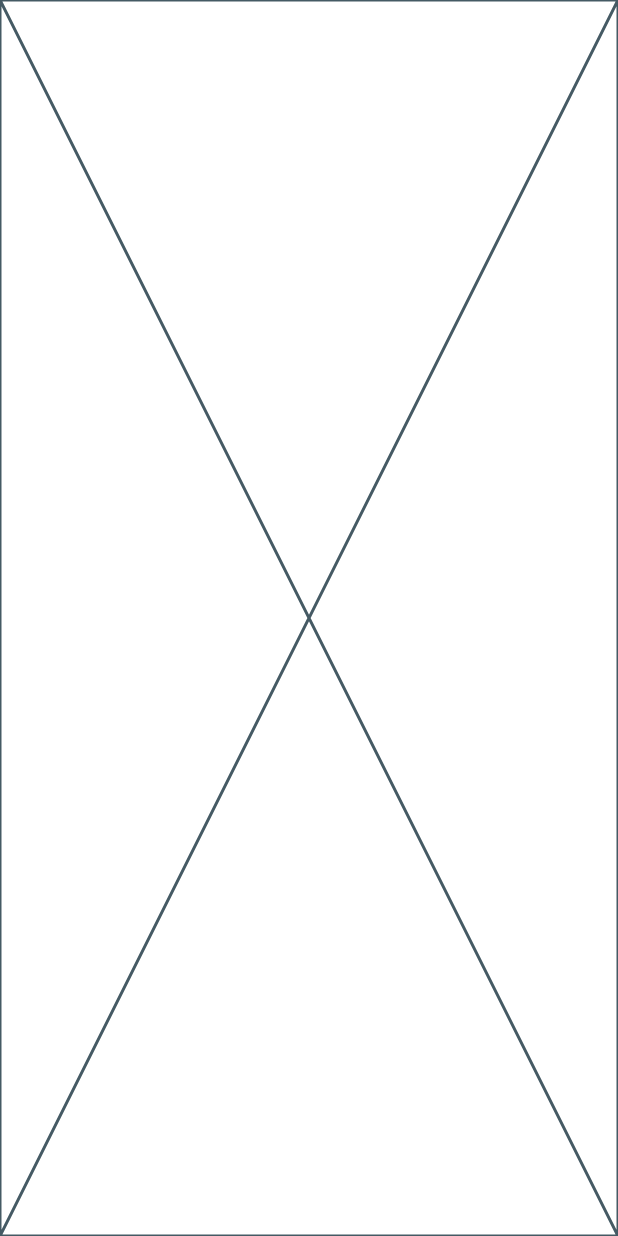
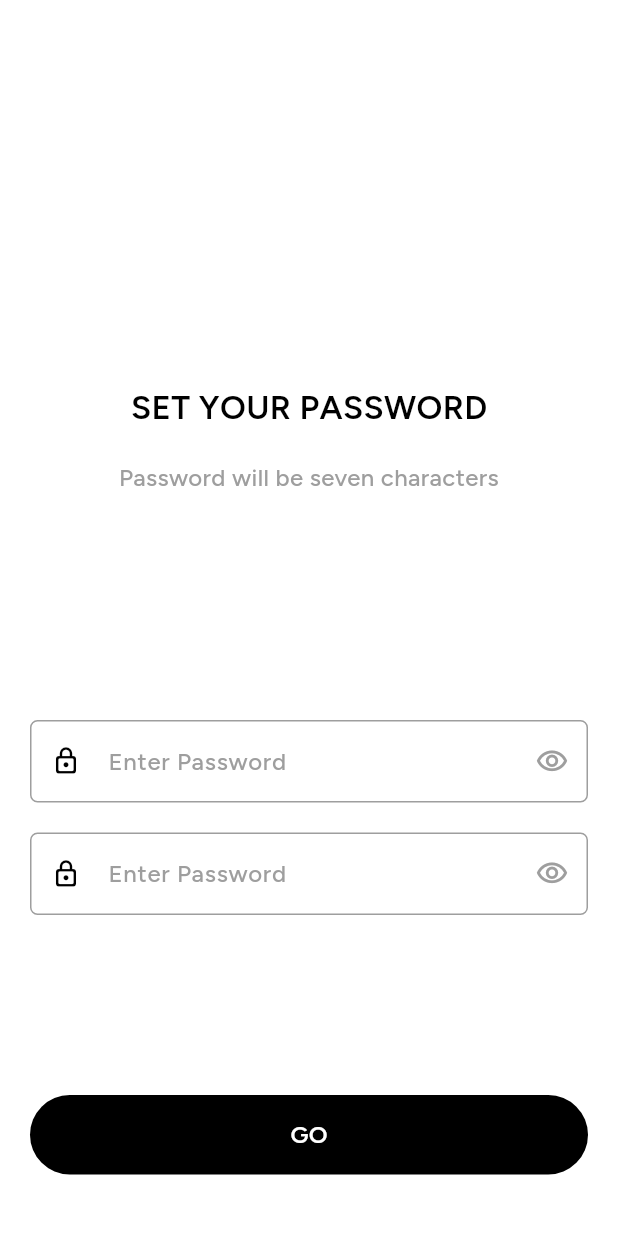
Before and after one commit to hashirkt/bisa_app, a Flutter app: the OTPPage screen opened directly, after a tap on "GO", on a phone screen of 412 x 824 dp. Run offline on Flutter 3.47's test engine with Material 3 defaults, Android fonts, the phone set to English and light mode, and no system bars; our stand-ins replace google_fonts, pinput.

Commit message:
create password page design commit

```diff
--- a/lib/src/presentation/create_password_screen/create_password_page.dart
+++ b/lib/src/presentation/create_password_screen/create_password_page.dart
@@ -1,3 +1,8 @@
+import 'package:bisa_app/src/presentation/widget/button_widget.dart';
+import 'package:bisa_app/src/presentation/widget/head_container.dart';
+import 'package:bisa_app/src/presentation/widget/pasword_textfield.dart';
+import 'package:bisa_app/src/utils/resources/asset_resources.dart';
+import 'package:bisa_app/src/utils/resources/theme.dart';
 import 'package:flutter/material.dart';
 
 class CreatePasswordPage extends StatefulWidget {
@@ -8,8 +13,29 @@ class CreatePasswordPage extends StatefulWidget {
 }
 
 class _CreatePasswordPageState extends State<CreatePasswordPage> {
+  final TextEditingController _passController= TextEditingController();
+  final TextEditingController _confirmController= TextEditingController();
   @override
   Widget build(BuildContext context) {
-    return const Placeholder();
+    return Scaffold(
+      body: Container(
+        padding: EdgeInsets.only(left: 20,right: 20),
+        height: double.infinity,
+        width: double.infinity,
+        color: AppTheme.backColor,
+        child: Column(
+          children: [
+            const SizedBox(height: 30,),
+              const HeadContainer(headingText: "SET YOUR PASSWORD", smallTitleText: "Password will be seven characters",),
+            const SizedBox(height: 150,),
+            PasswordTextField(passController: _passController),
+            const SizedBox(height: 20,),
+            PasswordTextField(passController: _confirmController),
+            const SizedBox(height: 120,),
+            const ButtonWidget(buttonTextContent: "GO")
+          ],
+        ),
+      ),
+    );
   }
 }
--- a/lib/src/presentation/widget/head_container.dart
+++ b/lib/src/presentation/widget/head_container.dart
@@ -3,10 +3,10 @@ import '../../utils/resources/theme.dart';
 
 class HeadContainer extends StatelessWidget {
   final String headingText;
-  final double containerHeight;
+  final double? containerHeight;
   final String smallTitleText;
   final ImageProvider? image;
-  const HeadContainer({super.key,required this.headingText,required this.smallTitleText,this.image,required this.containerHeight});
+  const HeadContainer({super.key,required this.headingText,required this.smallTitleText,this.image, this.containerHeight});
 
   @override
   Widget build(BuildContext context) {
@@ -21,9 +21,9 @@ class HeadContainer extends StatelessWidget {
             height: containerHeight,
             decoration: BoxDecoration(
             //color: Colors.red,
-                image: DecorationImage(
+                image:image !=null ? DecorationImage(
                   image: image! ,
-                )
+                ):null
             ),
           ),
           const SizedBox(height: 40,),
```
